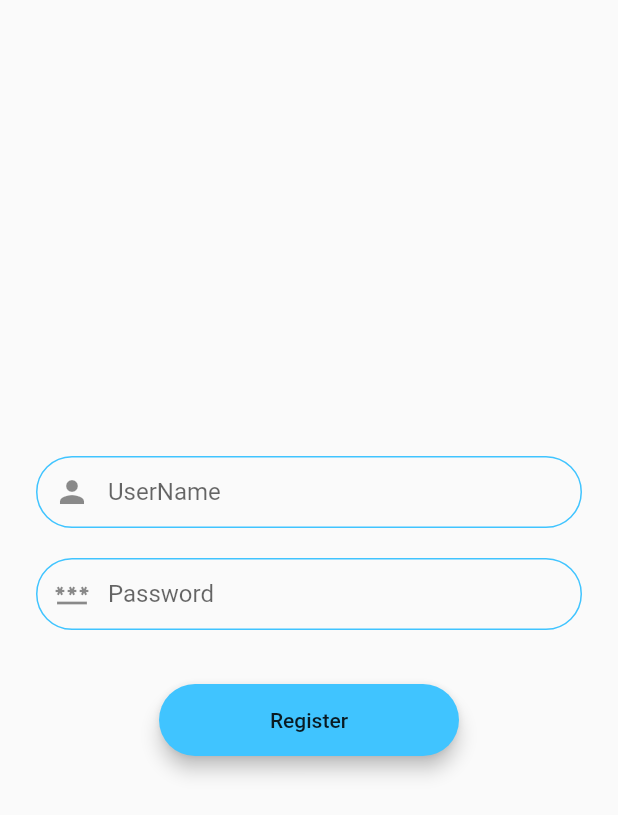
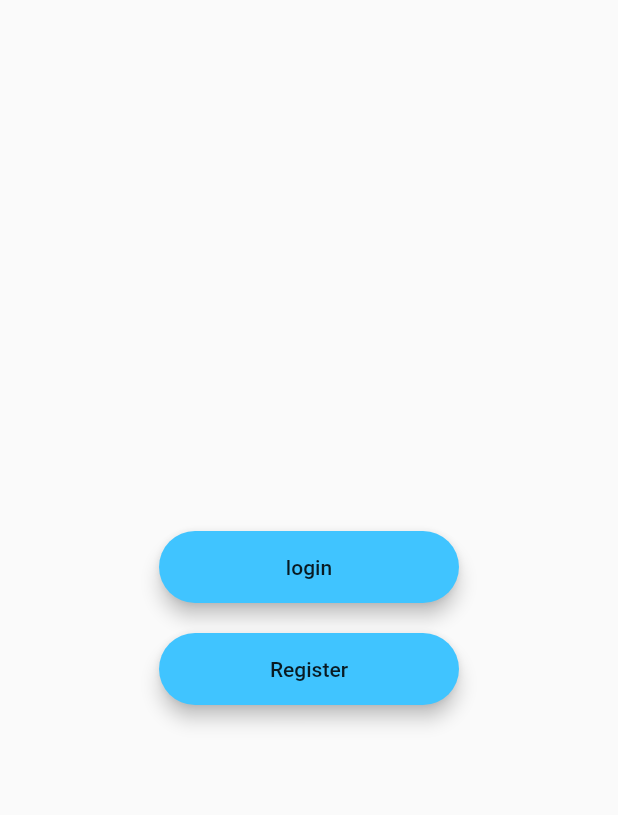
Before and after one commit to badroouk/PfeProjet, a Flutter app: the screen it shows after launch, on a phone screen of 412 x 824 dp. Shown: the top 815 px of the screen. Run offline on Flutter 3.47's test engine with Material 2 defaults, Android fonts, the light colour scheme and no system bars; our stand-ins replace cloud_firestore, firebase_database, fluttertoast, font_awesome_flutter, freezed_annotation, syncfusion_flutter_charts; missing offline and left inert: mysql1; accounts and stored records are empty.

Commit message:
added login

```diff
--- /dev/null
+++ b/lib/authentification/premer_page.dart
@@ -0,0 +1,59 @@
+import 'package:flutter/cupertino.dart';
+import 'package:flutter/material.dart';
+import 'login_page.dart';
+import 'register_page.dart';
+
+class firstPage extends StatelessWidget {
+  const firstPage({Key? key}) : super(key: key);
+
+  @override
+  Widget build(BuildContext context) {
+    return Scaffold(
+      body: Padding(
+        padding: EdgeInsets.symmetric(horizontal: 24.0),
+        child: Column(
+          mainAxisAlignment: MainAxisAlignment.center,
+          children: [
+            Center(
+              child: Material(
+                color: Colors.lightBlueAccent,
+                borderRadius: BorderRadius.all(Radius.circular(30.0)),
+                elevation: 5.0,
+                child: MaterialButton(
+                  onPressed: () {
+                    Navigator.of(context)
+                        .push(MaterialPageRoute(builder: (context) => loginPage()));
+                  },
+                  minWidth: 200.0,
+                  height: 42.0,
+                  child: Text(
+                    'login',
+                  ),
+                ),
+              ),
+            ),
+            SizedBox(height: 20,),
+            Center(
+              child: Material(
+                color: Colors.lightBlueAccent,
+                borderRadius: BorderRadius.all(Radius.circular(30.0)),
+                elevation: 5.0,
+                child: MaterialButton(
+                  onPressed: () {
+                    Navigator.of(context)
+                        .push(MaterialPageRoute(builder: (context) => registerPage()));
+                  },
+                  minWidth: 200.0,
+                  height: 42.0,
+                  child: Text(
+                    'Register',
+                  ),
+                ),
+              ),
+            ),
+          ],
+        ),
+      ),
+    );
+  }
+}
--- a/lib/main.dart
+++ b/lib/main.dart
@@ -1,6 +1,5 @@
 import 'package:flutter/material.dart';
-import 'authentification/login_page.dart';
-import 'authentification/register_page.dart';
+import 'authentification/premer_page.dart';
 import 'pageAcceuil.dart';
 
 void main()  {
@@ -13,7 +12,7 @@ class MyApp extends StatelessWidget {
   Widget build(BuildContext context) {
     return MaterialApp(
       title: 'Flutter Demo',
-      home:registerPage(),
+      home:firstPage(),
     );
   }
 }
--- a/lib/realTimeDataPages/polutionPage.dart
+++ b/lib/realTimeDataPages/polutionPage.dart
@@ -2,6 +2,7 @@ import 'package:arduinopfe/refresh_stream2.dart';
 import 'package:arduinopfe/widgets.dart';
 import 'package:flutter/material.dart';
 import 'package:mysql1/mysql1.dart';
+import 'package:arduinopfe/pageAcceuil.dart';
 import 'package:syncfusion_flutter_charts/charts.dart';
 
 class polPage extends StatefulWidget {
```
Also changed, not shown: lib/authentification/login_page.dart (+32 -4 lines), lib/authentification/register_page.dart (+5 -5 lines).
